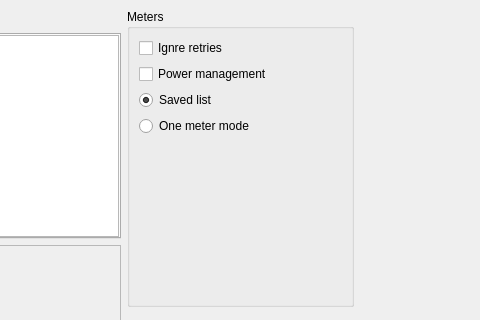
First picture: the form in zbyrator-src/startpagepoll.ui, repository KTS-Intek/quick-collect, before the edit; both pictures show x 148 to 628 and y 0 to 320 of the 737 by 560 pixel window.
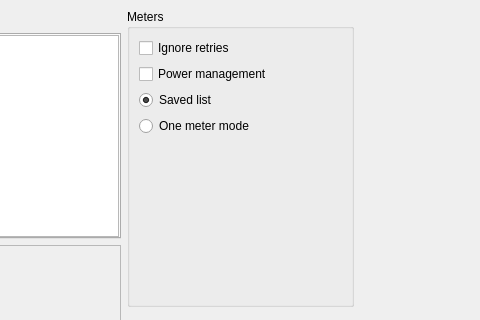
Second picture: the form after the edit. The open tabs and pages were chosen to show the change. Icons and pictures are not drawn.

The edit to the form file:
```diff
--- a/zbyrator-src/startpagepoll.ui
+++ b/zbyrator-src/startpagepoll.ui
@@ -275,7 +275,7 @@
             <item>
              <widget class="QCheckBox" name="cbxIgnoreRetr">
               <property name="text">
-               <string>Ignre retries</string>
+               <string>Ignore retries</string>
               </property>
              </widget>
             </item>
```
Left out of the diff: 2 changed lines with no effect on the pictures.
